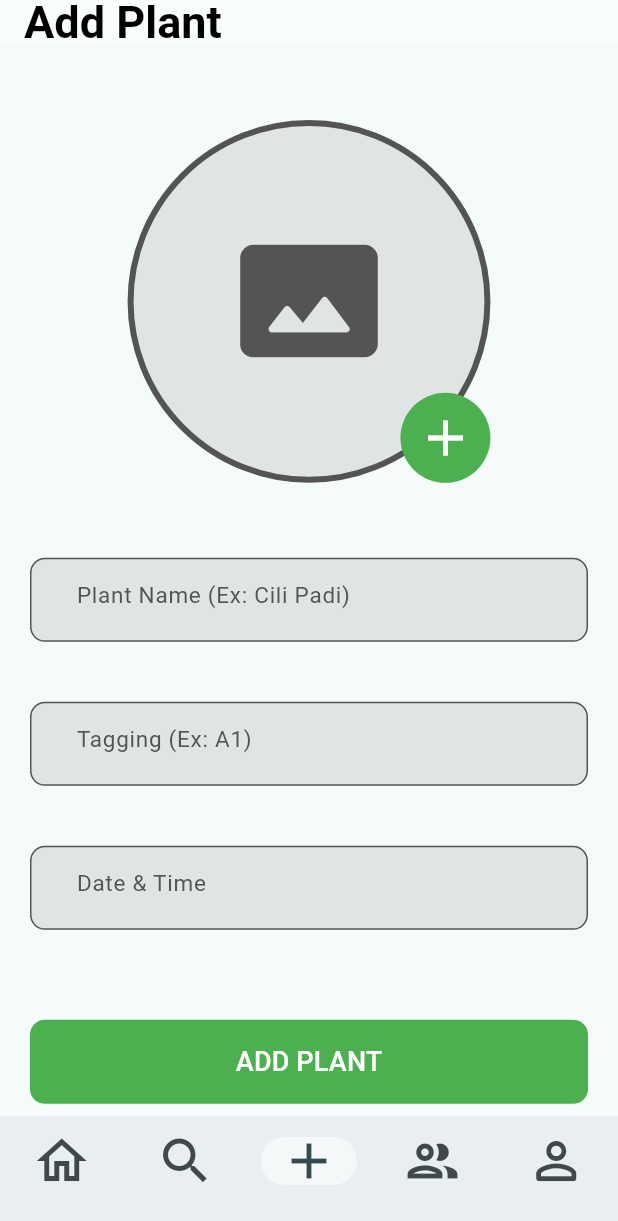
After one commit to aidilaqif/growhub, a Flutter app: the screen it shows after launch, item 3 of the bottom bar chosen, on a phone screen of 412 x 824 dp. The commit adds this screen. Shown: the top 1221 px of the screen. Run offline on Flutter 3.47's test engine with Material 3 defaults, Android fonts, the light colour scheme and no system bars; our stand-ins replace animate_do, carousel_slider, get, iconsax.

Commit message:
add plant page ui completed

```diff
--- /dev/null
+++ b/lib/add_plant/page/add_plant_page.dart
@@ -0,0 +1,58 @@
+import 'package:flutter/material.dart';
+import 'package:growhub/add_plant/widget/add_plant_button_widget.dart';
+import 'package:growhub/add_plant/widget/add_plant_image_widget.dart';
+import 'package:growhub/add_plant/widget/details_field_widget.dart';
+
+class AddPlantPage extends StatelessWidget {
+  const AddPlantPage({super.key});
+
+  @override
+  Widget build(BuildContext context) {
+    return Scaffold(
+      appBar: AppBar(
+        toolbarHeight: 30,
+        backgroundColor: Colors.white54,
+        title: const Text(
+          "Add Plant",
+          style: TextStyle(
+            fontSize: 30,
+            color: Colors.black,
+            fontWeight: FontWeight.bold
+          ),
+        ),
+      ),
+      body: const SingleChildScrollView(
+        scrollDirection: Axis.vertical,
+        child: Center(
+          child: Padding(
+            padding: EdgeInsets.symmetric(horizontal: 20),
+            child: Column(
+              children: [
+                SizedBox(
+                  height: 50,
+                ),
+                AddPlantImageWidget(),
+                SizedBox(
+                  height: 50,
+                ),
+                DetailsFieldWidget(details: 'Plant Name (Ex: Cili Padi)'),
+                SizedBox(
+                  height: 40,
+                ),
+                DetailsFieldWidget(details: 'Tagging (Ex: A1)'),
+                SizedBox(
+                  height: 40,
+                ),
+                DetailsFieldWidget(details: 'Date & Time'),
+                SizedBox(
+                  height: 60,
+                ),
+                AddPlantButtonWidget()
+              ],
+            ),
+          ),
+        ),
+      ),
+    );
+  }
+}
--- /dev/null
+++ b/lib/add_plant/widget/add_plant_button_widget.dart
@@ -0,0 +1,27 @@
+import 'package:flutter/material.dart';
+
+class AddPlantButtonWidget extends StatelessWidget {
+  const AddPlantButtonWidget({super.key});
+
+  @override
+  Widget build(BuildContext context) {
+    return Container(
+      height: 56,
+      width: double.maxFinite,
+      decoration: BoxDecoration(
+        borderRadius: BorderRadius.circular(10),
+        color: Colors.green
+      ),
+      child: TextButton(
+        onPressed: (){},
+        child: const Text(
+          'ADD PLANT',
+          style: TextStyle(
+            color: Colors.white,
+            fontSize: 18
+          ),
+        )
+      ),
+    );
+  }
+}
--- /dev/null
+++ b/lib/add_plant/widget/add_plant_image_widget.dart
@@ -0,0 +1,54 @@
+import 'package:flutter/material.dart';
+import 'package:flutter/widgets.dart';
+
+class AddPlantImageWidget extends StatelessWidget {
+  const AddPlantImageWidget({super.key});
+
+  @override
+  Widget build(BuildContext context) {
+    return SizedBox(
+      height: 241.9,
+      width: 241.9,
+      child: Stack(
+        children: [
+          Container(
+            height: 241.9,
+            width: 241.9,
+            decoration: BoxDecoration(
+              border: Border.all(
+                color: const Color(0XFF545454),
+                width: 4,
+              ),
+              shape: BoxShape.circle,
+              color: const Color(0XFFE0E4E5)
+            ),
+            child: const Icon(
+              Icons.photo_size_select_actual_rounded,
+              size: 100,
+              color: Color(0XFF545454),
+            ),
+          ),
+          Align(
+            alignment: Alignment.bottomRight,
+            child: Container(
+              height: 60,
+              width: 60,
+              decoration: const BoxDecoration(
+                shape: BoxShape.circle,
+                color: Colors.green
+              ),
+              child: IconButton(
+                onPressed: (){},
+                icon: const Icon(
+                  Icons.add,
+                  size: 40,
+                  color: Colors.white,
+                ),
+              ),
+            ),
+          )
+        ],
+      ),
+    );
+  }
+}
--- /dev/null
+++ b/lib/add_plant/widget/details_field_widget.dart
@@ -0,0 +1,39 @@
+import 'package:flutter/material.dart';
+
+class DetailsFieldWidget extends StatelessWidget {
+  final String details;
+  const DetailsFieldWidget({
+    super.key,
+    required this.details
+  });
+
+  @override
+  Widget build(BuildContext context) {
+    return Container(
+      height:56,
+      decoration: BoxDecoration(
+        color: const Color(0XFFE0E4E5),
+        borderRadius: BorderRadius.circular(10),
+        border: Border.all(
+          color: const Color(0XFF545454),
+          width: 1
+        )
+      ),
+      child: TextField(
+        style: const TextStyle(color: Colors.black),
+        cursorColor: Colors.black,
+        decoration: InputDecoration(
+          hintText: details,
+          hintStyle: const TextStyle(
+            fontSize: 15,
+            color: Color(0XFF545454)
+          ),
+          border: InputBorder.none,
+          contentPadding: const EdgeInsets.symmetric(horizontal: 30),
+          alignLabelWithHint: true,
+        ),
+        // onChanged: (){},
+      ),
+    );
+  }
+}
--- a/lib/nav_bar.dart
+++ b/lib/nav_bar.dart
@@ -1,4 +1,5 @@
 import 'package:flutter/material.dart';
+import 'package:growhub/add_plant/page/add_plant_page.dart';
 import 'package:growhub/community/community.dart';
 import 'package:growhub/discover_page.dart';
 import 'package:growhub/home_page.dart';
@@ -51,6 +52,17 @@ class _NavBarState extends State<NavBar> {
           ),
           NavigationDestination(
             selectedIcon: Icon(
+              Icons.add,
+              size: 40,
+            ),
+            icon: Icon(
+              Icons.add,
+              size: 40,
+            ),
+            label: '',
+          ),
+          NavigationDestination(
+            selectedIcon: Icon(
               Icons.group,
               size: 40,
             ),
@@ -77,6 +89,7 @@ class _NavBarState extends State<NavBar> {
         /// Home page
         const HomePage(),
         const DiscoverPage(),
+        const AddPlantPage(),
         const CommunityPage(),
         ProfilePage(),
       ][currentPageIndex],
```
